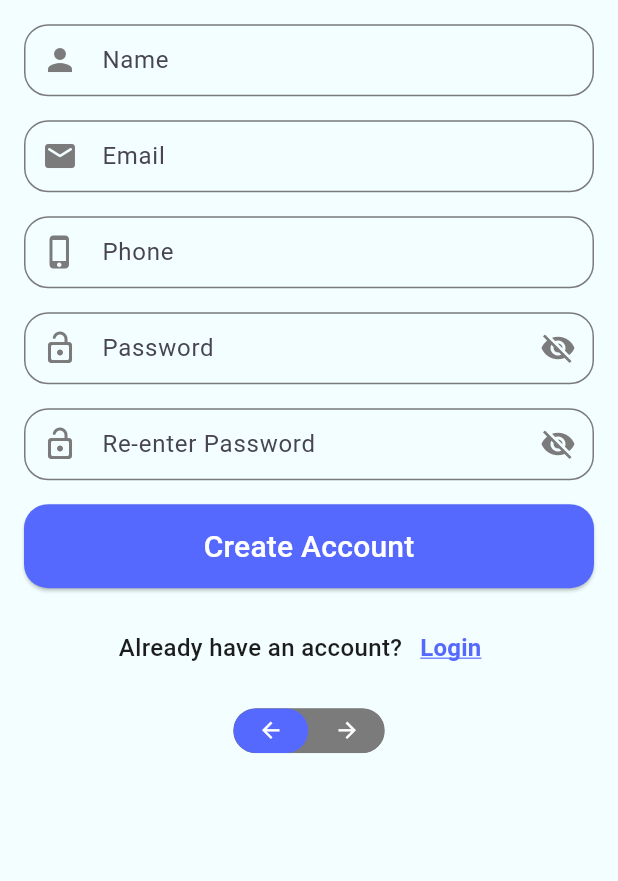
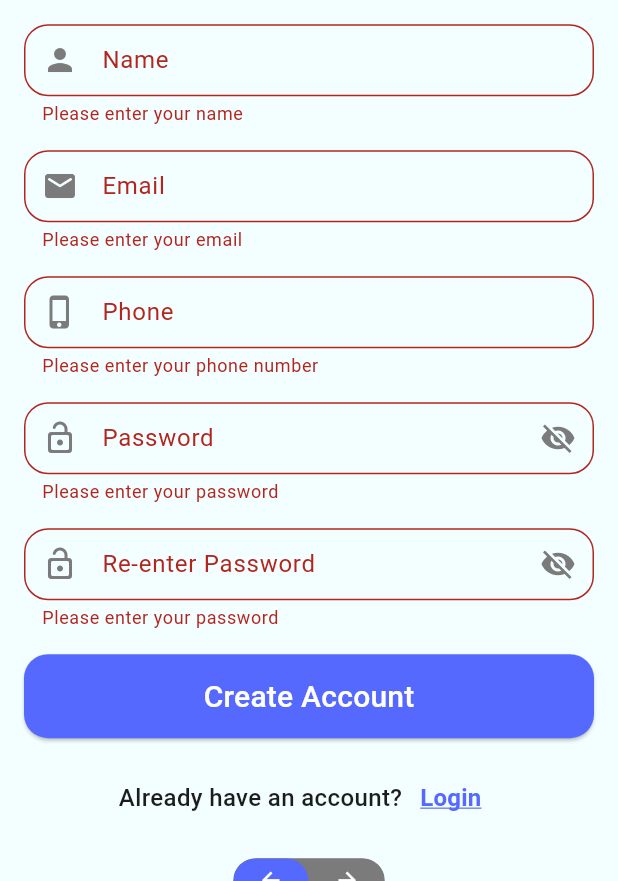
Before and after one commit to NourhanGimaey/evently_app, a Flutter app: the RegisterScreen screen opened by its route, after a tap on "Create Account", on a phone screen of 412 x 824 dp, the part 355-1236 px from its top. Run offline on Flutter 3.47's test engine with Material 3 defaults, Android fonts, the phone set to English and light mode, and no system bars; drawn by our look-alikes of toggle_switch; our stand-ins replace smooth_page_indicator.

Commit message:
add register fields validation

```diff
--- a/lib/core/utils/app_routes.dart
+++ b/lib/core/utils/app_routes.dart
@@ -3,7 +3,8 @@ enum AppRoutes {
   introScreen('/intro_screen'),
   loginScreen('/login_screen'),
   registerScreen('/register_screen'),
-  forgotPassword('/forgot_password_screen');
+  forgotPassword('/forgot_password_screen'),
+  homeScreen('/home_screen');
 
 final String routeName;
   const AppRoutes(this.routeName);
--- a/lib/core/utils/app_theme.dart
+++ b/lib/core/utils/app_theme.dart
@@ -1,7 +1,7 @@
 import 'package:evently/core/utils/app_colors.dart';
 import 'package:flutter/material.dart';
 
-final ThemeData lightTheme = ThemeData(
+final ThemeData appLightTheme = ThemeData(
   appBarTheme: AppBarTheme(backgroundColor: AppColors.lightTheme),
   scaffoldBackgroundColor: AppColors.lightTheme,
   textTheme: TextTheme(
@@ -18,7 +18,7 @@ final ThemeData lightTheme = ThemeData(
   ),
 );
 
-final ThemeData darkTheme = ThemeData(
+final ThemeData appDarkTheme = ThemeData(
   appBarTheme: AppBarTheme(backgroundColor: AppColors.darkTheme),
   scaffoldBackgroundColor: AppColors.darkTheme,
   textTheme: TextTheme(
--- a/lib/main.dart
+++ b/lib/main.dart
@@ -1,6 +1,7 @@
 import 'package:evently/core/utils/app_routes.dart';
 import 'package:evently/core/utils/app_theme.dart';
 import 'package:evently/ui/auth/screens/forgot_password_screen.dart';
+import 'package:evently/ui/home/screens/home_screen.dart';
 import 'package:evently/ui/onboarding/screens/intro_screen.dart';
 import 'package:evently/ui/auth/screens/login_screen.dart';
 import 'package:evently/ui/onboarding/screens/onboarding_screen.dart';
@@ -27,8 +28,9 @@ class MyApp extends StatelessWidget {
       ],
       supportedLocales: [Locale('en'), Locale('ar')],
       locale: Locale('en'),
-
-      theme: lightTheme,
+      themeMode: ThemeMode.system,
+      theme: appLightTheme,
+      darkTheme: appDarkTheme,
       initialRoute: AppRoutes.onboardingScreen.routeName,
       routes: {
         AppRoutes.onboardingScreen.routeName: (context) => OnboardingScreen(),
@@ -36,6 +38,7 @@ class MyApp extends StatelessWidget {
         AppRoutes.loginScreen.routeName: (context) => LoginScreen(),
         AppRoutes.registerScreen.routeName: (context) => RegisterScreen(),
         AppRoutes.forgotPassword.routeName: (context) => ForgotPassword(),
+        AppRoutes.homeScreen.routeName: (context) => HomeScreen(),
       },
     );
   }
--- a/lib/ui/auth/screens/forgot_password_screen.dart
+++ b/lib/ui/auth/screens/forgot_password_screen.dart
@@ -1,6 +1,5 @@
 import 'package:evently/core/utils/app_assets.dart';
-import 'package:evently/core/utils/app_routes.dart';
-import 'package:evently/core/widgets/custom_button.dart';
+import 'package:evently/core/widgets/custom_elevated_button.dart';
 import 'package:flutter/material.dart';
 
 class ForgotPassword extends StatelessWidget {
--- a/lib/ui/auth/screens/login_screen.dart
+++ b/lib/ui/auth/screens/login_screen.dart
@@ -1,9 +1,9 @@
 import 'package:evently/core/utils/app_assets.dart';
 import 'package:evently/core/utils/app_colors.dart';
 import 'package:evently/core/utils/app_routes.dart';
-import 'package:evently/core/widgets/custom_button.dart';
-import 'package:evently/core/widgets/custom_textField.dart';
-import 'package:evently/core/widgets/toggle_theme.dart';
+import 'package:evently/core/widgets/custom_elevated_button.dart';
+import 'package:evently/ui/auth/widget/custom_textField.dart';
+import 'package:evently/ui/onboarding/widgets/toggle_switch.dart';
 import 'package:flutter/material.dart';
 
 class LoginScreen extends StatelessWidget {
@@ -129,7 +129,7 @@ class LoginScreen extends StatelessWidget {
                   ),
                 ),
               ),
-              CustomToggleTheme(),
+              CustomToggleSwitch(),
             ],
           ),
         ),
--- a/lib/ui/auth/screens/register_screen.dart
+++ b/lib/ui/auth/screens/register_screen.dart
@@ -1,13 +1,15 @@
 import 'package:evently/core/utils/app_assets.dart';
 import 'package:evently/core/utils/app_colors.dart';
 import 'package:evently/core/utils/app_routes.dart';
-import 'package:evently/core/widgets/custom_button.dart';
-import 'package:evently/core/widgets/custom_textField.dart';
-import 'package:evently/core/widgets/toggle_theme.dart';
+import 'package:evently/core/widgets/custom_elevated_button.dart';
+import 'package:evently/ui/auth/widget/custom_textField.dart';
+import 'package:evently/ui/onboarding/widgets/toggle_switch.dart';
 import 'package:flutter/material.dart';
 
 class RegisterScreen extends StatelessWidget {
-  const RegisterScreen({super.key});
+  final _formKey = GlobalKey<FormState>();
+
+  RegisterScreen({super.key});
 
   @override
   Widget build(BuildContext context) {
@@ -15,9 +17,12 @@ class RegisterScreen extends StatelessWidget {
       appBar: AppBar(
         title: Text('Register', style: Theme.of(context).textTheme.titleMedium),
       ),
-      body: Padding(
+      body: SingleChildScrollView(
+        child: Padding(
           padding: const EdgeInsets.all(16),
           child: SafeArea(
+            child: Form(
+              key: _formKey,
               child: Column(
                 crossAxisAlignment: CrossAxisAlignment.center,
                 spacing: 16,
@@ -28,18 +33,21 @@ class RegisterScreen extends StatelessWidget {
                   ),
                   CustomTextField(
                     customLabel: 'Name',
+                    isName: true,
                     customPrefixIcon: Icon(Icons.person),
                     customKeyboardType: TextInputType.text,
                     customTextInputAction: TextInputAction.next,
                   ),
                   CustomTextField(
                     customLabel: 'Email',
+                    isEmail: true,
                     customPrefixIcon: Icon(Icons.email_rounded),
                     customKeyboardType: TextInputType.text,
                     customTextInputAction: TextInputAction.next,
                   ),
                   CustomTextField(
                     customLabel: 'Phone',
+                    isPhone: true,
                     customPrefixIcon: Icon(Icons.phone_iphone),
                     customKeyboardType: TextInputType.number,
                     customTextInputAction: TextInputAction.next,
@@ -58,7 +66,17 @@ class RegisterScreen extends StatelessWidget {
                     customKeyboardType: TextInputType.text,
                     customTextInputAction: TextInputAction.done,
                   ),
-              CustomElevatedButton(onPress: () {}, text: 'Create Account'),
+                  CustomElevatedButton(
+                    onPress: () {
+                      if (_formKey.currentState!.validate()) {
+                        Navigator.pushReplacementNamed(
+                          context,
+                          AppRoutes.homeScreen.routeName,
+                        );
+                      }
+                    },
+                    text: 'Create Account',
+                  ),
                   Row(
                     mainAxisAlignment: MainAxisAlignment.center,
                     children: [
@@ -72,7 +90,8 @@ class RegisterScreen extends StatelessWidget {
                         },
                         child: Text(
                           'Login',
-                      style: Theme.of(context).textTheme.titleMedium?.copyWith(
+                          style: Theme.of(context).textTheme.titleMedium
+                              ?.copyWith(
                                 fontSize: 16,
                                 decoration: TextDecoration.underline,
                                 decorationColor: AppColors.blue,
@@ -81,8 +100,10 @@ class RegisterScreen extends StatelessWidget {
                       ),
                     ],
                   ),
-              CustomToggleTheme(),
+                  CustomToggleSwitch(),
                 ],
+              ),
+            ),
           ),
         ),
       ),
--- a/lib/core/widgets/custom_textField.dart
+++ b/lib/ui/auth/widget/custom_textField.dart
@@ -6,18 +6,77 @@ class CustomTextField extends StatefulWidget {
   final TextInputType customKeyboardType;
   final TextInputAction customTextInputAction;
   final Widget? customPrefixIcon;
+  final bool isName;
+  final bool isEmail;
+  final bool isPhone;
   final bool isPassword;
+
   const CustomTextField({
     super.key,
     required this.customKeyboardType,
     required this.customTextInputAction,
     required this.customPrefixIcon,
     required this.customLabel,
+    this.isName = false,
+    this.isEmail = false,
+    this.isPhone = false,
     this.isPassword = false,
   });
 
   @override
   State<CustomTextField> createState() => _CustomTextFieldState();
+}
+
+String? nameValidator(String? value) {
+  if (value == null || value.isEmpty) {
+    return 'Please enter your name';
+  }
+  return null;
+}
+
+String? emailValidator(String? value) {
+  final RegExp emailRegex = RegExp(r'^[^@]+@[^@]+\.[^@]+$');
+  // Basic email regex pattern for validation
+  if (value == null || value.isEmpty) {
+    return 'Please enter your email';
+  }
+  if (!emailRegex.hasMatch(value)) {
+    return 'Please enter a valid email address';
+  }
+  return null;
+}
+
+String? phoneValidator(String? value) {
+  final RegExp phoneRegex = RegExp(
+    r'^\+?\d{1,3}?[-.\s]?\(?\d{3}\)?[-.\s]?\d{3}[-.\s]?\d{4}$',
+  );
+  // Example regex for 11-12 digits, optional country code
+  if (value == null || value.isEmpty) {
+    return 'Please enter your phone number';
+  } else if (!phoneRegex.hasMatch(value)) {
+    return 'Please enter valid phone number';
+  }
+  return null;
+}
+
+String? passwordValidator(String? value) {
+  if (value == null || value.isEmpty) {
+    return 'Please enter your password';
+  }
+  if (!value.contains(RegExp(r'[A-Z]'))) {
+    return 'Password must contain at least one uppercase letter';
+  }
+  if (!value.contains(RegExp(r'[a-z]'))) {
+    return 'Password must contain at least one lowercase letter';
+  }
+  if (!value.contains(RegExp(r'[0-9]'))) {
+    return 'Password must contain at least one number';
+  }
+  // This RegEx matches common special characters. Adjust as needed.
+  if (!value.contains(RegExp(r'[!@#$%^&*(),.?":{}|<>]'))) {
+    return 'Password must contain at least one special character';
+  }
+  return null;
 }
 
 class _CustomTextFieldState extends State<CustomTextField> {
@@ -28,6 +87,15 @@ class _CustomTextFieldState extends State<CustomTextField> {
       textInputAction: widget.customTextInputAction,
       keyboardType: widget.customKeyboardType,
       obscureText: widget.isPassword ? isObscureText : !isObscureText,
+      validator: widget.isPassword
+          ? (value) => passwordValidator(value)
+          : widget.isEmail
+          ? (value) => emailValidator(value)
+          : widget.isPhone
+          ? (value) => phoneValidator(value)
+          : widget.isName
+          ? (value) => nameValidator(value)
+          : null,
       style: Theme.of(context).textTheme.bodyMedium,
       decoration: InputDecoration(
         label: Text(widget.customLabel),
--- /dev/null
+++ b/lib/ui/home/screens/home_screen.dart
@@ -0,0 +1,10 @@
+import 'package:flutter/material.dart';
+
+class HomeScreen extends StatelessWidget {
+  const HomeScreen({super.key});
+
+  @override
+  Widget build(BuildContext context) {
+    return const Placeholder();
+  }
+}
--- a/lib/ui/onboarding/screens/intro_screen.dart
+++ b/lib/ui/onboarding/screens/intro_screen.dart
@@ -1,4 +1,4 @@
-import 'package:evently/core/models/intro_screen.dart';
+import 'package:evently/ui/onboarding/models/intro_screen.dart';
 import 'package:evently/core/utils/app_assets.dart';
 import 'package:evently/core/utils/app_colors.dart';
 import 'package:evently/core/utils/app_routes.dart';
--- a/lib/ui/onboarding/screens/onboarding_screen.dart
+++ b/lib/ui/onboarding/screens/onboarding_screen.dart
@@ -1,7 +1,7 @@
 import 'package:evently/core/utils/app_assets.dart';
 import 'package:evently/core/utils/app_routes.dart';
-import 'package:evently/core/widgets/custom_button.dart';
-import 'package:evently/core/widgets/toggle_theme.dart';
+import 'package:evently/core/widgets/custom_elevated_button.dart';
+import 'package:evently/ui/onboarding/widgets/toggle_switch.dart';
 import 'package:flutter/material.dart';
 
 class OnboardingScreen extends StatelessWidget {
@@ -36,7 +36,7 @@ class OnboardingScreen extends StatelessWidget {
                       'Language',
                       style: Theme.of(context).textTheme.titleMedium,
                     ),
-                    CustomToggleTheme(),
+                    CustomToggleSwitch(),
                   ],
                 ),
                 const SizedBox(height: 16),
@@ -47,7 +47,7 @@ class OnboardingScreen extends StatelessWidget {
                       'Theme',
                       style: Theme.of(context).textTheme.titleMedium,
                     ),
-                    CustomToggleTheme(language: false),
+                    CustomToggleSwitch(language: false),
                   ],
                 ),
                 const SizedBox(height: 16),
--- a/lib/core/widgets/toggle_theme.dart
+++ b/lib/ui/onboarding/widgets/toggle_switch.dart
@@ -2,14 +2,24 @@ import 'package:evently/core/utils/app_colors.dart';
 import 'package:flutter/material.dart';
 import 'package:toggle_switch/toggle_switch.dart';
 
-class CustomToggleTheme extends StatelessWidget {
+// typedef OnToggleSwitched = void Function(int index, String selectedValue);
+
+enum Languages { English, Arabic }
+
+enum Themes { Light, Dark }
+
+class CustomToggleSwitch extends StatelessWidget {
   final bool language;
-  const CustomToggleTheme({super.key, this.language = true});
+  // OnToggleSwitched onToggleSwitched;
+  final List<Languages> languages = [Languages.English, Languages.Arabic];
+  final List<Themes> theme = [Themes.Light, Themes.Dark];
+  CustomToggleSwitch({super.key, this.language = true});
 
   @override
   Widget build(BuildContext context) {
     return ToggleSwitch(
       totalSwitches: 2,
+      onToggle: (index) {},
       icons: language
           ? const [Icons.arrow_back, Icons.arrow_forward]
           : const [Icons.light_mode, Icons.dark_mode_outlined],
--- a/pubspec.yaml
+++ b/pubspec.yaml
@@ -41,6 +41,7 @@ dependencies:
   smooth_page_indicator: ^1.2.1
   toggle_switch: ^2.3.0
   icons_plus: ^5.0.0
+  animated_toggle_switch: ^0.8.5
 
 dev_dependencies:
   flutter_test:
```
Also changed, not shown: lib/ui/onboarding/widgets/animated_toggle_switch.dart (added, +14 -0 lines), lib/core/widgets/custom_elevated_button.dart (renamed from lib/core/widgets/custom_button.dart), lib/ui/onboarding/models/intro_screen.dart (renamed from lib/core/models/intro_screen.dart), pubspec.lock. Lines whose indentation alone changed are shown as unchanged.
